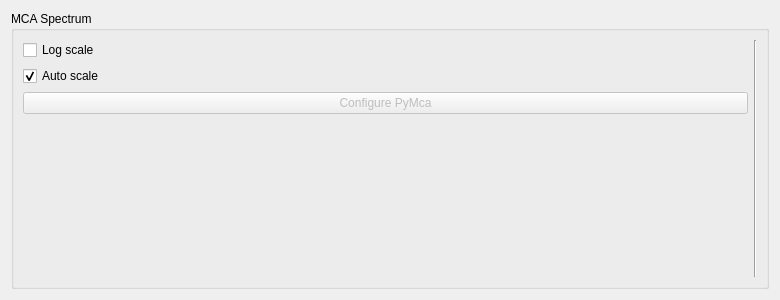
This is xpaxs/spectromicroscopy/ui/ui_mcaspectrum.ui in praxes/praxes as Qt 5 draws it before an edit. The edited form follows.
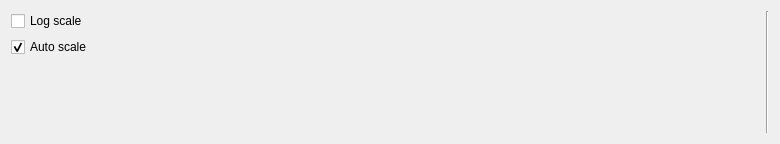
This is the edited form.

What changed in the file:
```diff
--- a/xpaxs/spectromicroscopy/ui/ui_mcaspectrum.ui
+++ b/xpaxs/spectromicroscopy/ui/ui_mcaspectrum.ui
@@ -6,21 +6,12 @@
     <x>0</x>
     <y>0</y>
     <width>780</width>
-    <height>300</height>
+    <height>144</height>
    </rect>
   </property>
   <property name="windowTitle" >
    <string>Form</string>
   </property>
-  <layout class="QGridLayout" >
-   <item row="0" column="0" >
-    <widget class="QGroupBox" name="mcaGroupBox" >
-     <property name="enabled" >
-      <bool>true</bool>
-     </property>
-     <property name="title" >
-      <string>MCA Spectrum</string>
-     </property>
      <layout class="QHBoxLayout" >
       <item>
        <layout class="QGridLayout" >
@@ -54,16 +45,6 @@
           </property>
          </spacer>
         </item>
-        <item row="2" column="0" >
-         <widget class="QPushButton" name="configPyMcaButton" >
-          <property name="enabled" >
-           <bool>false</bool>
-          </property>
-          <property name="text" >
-           <string>Configure PyMca</string>
-          </property>
-         </widget>
-        </item>
        </layout>
       </item>
       <item>
@@ -75,9 +56,6 @@
       </item>
       <item>
        <layout class="QGridLayout" />
-      </item>
-     </layout>
-    </widget>
    </item>
   </layout>
  </widget>
```
Lines whose indentation alone changed are shown as unchanged.
